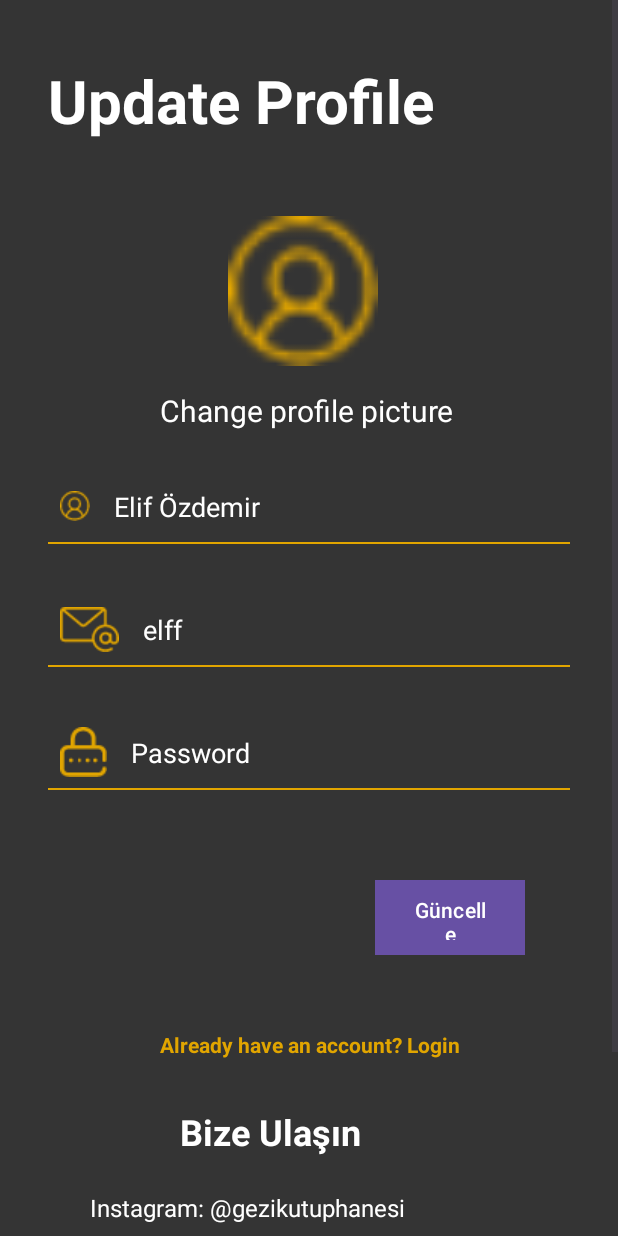
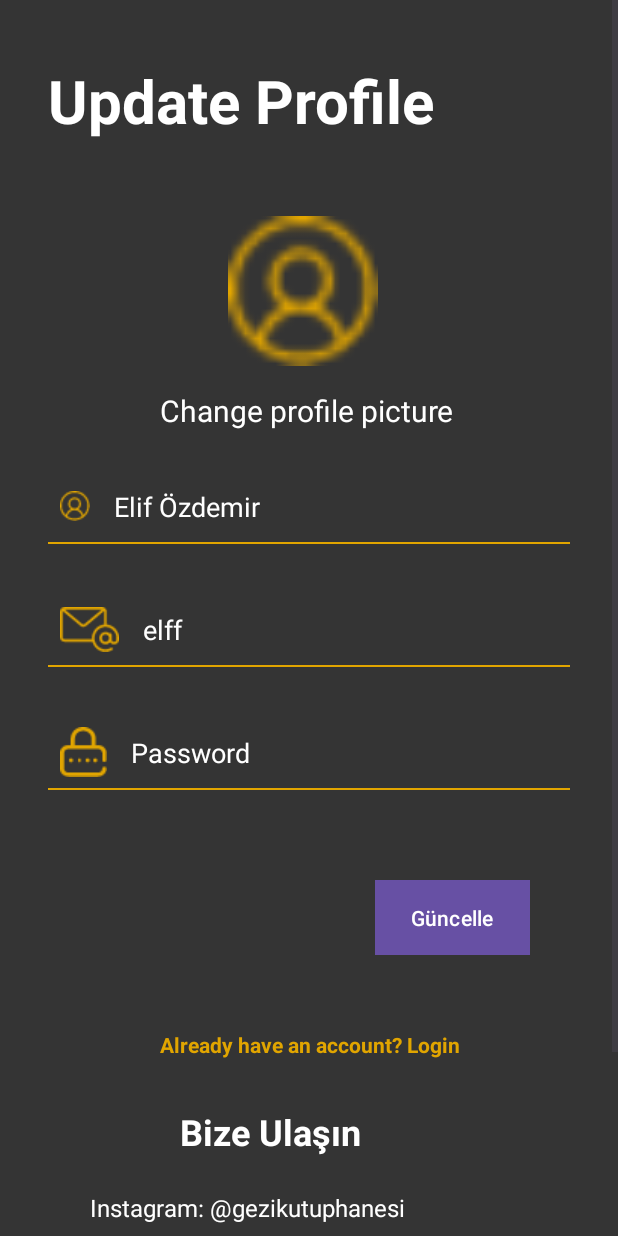
Before and after one commit to simsekecem/MobilOdev, an Android app: the fragment UpdateProfileFragment shown on its own in the app's theme, on a phone screen of 412 x 824 dp. Run offline under Robolectric (Android 15) with nearby library versions, the phone set to English and light mode, and no system bars.

Commit message:
Update activity_profile.xml

```diff
--- a/app/src/main/res/layout/activity_profile.xml
+++ b/app/src/main/res/layout/activity_profile.xml
@@ -107,7 +107,7 @@
 
             <Button
                 android:id="@+id/GuncelButon"
-                android:layout_width="100dp"
+                android:layout_width="wrap_content"
                 android:layout_height="50dp"
                 android:layout_marginStart="250dp"
                 android:layout_marginTop="40dp"
```
